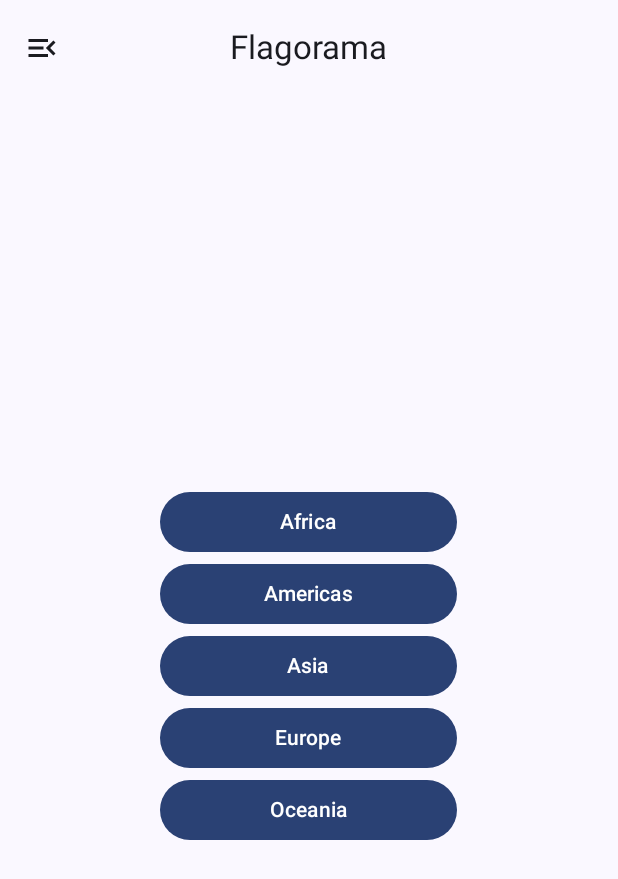
After one commit to TonyGuyot/flagorama-reforged-app, an Android app built with Jetpack Compose: the composable CompactUi shown on its own in the app's theme, on a phone screen of 412 x 824 dp. The commit adds this screen. Shown: the top 879 px of the screen. Run offline under Robolectric (Android 15) with nearby library versions, the phone set to English and light mode, and no system bars.

Commit message:
Add navigation

```diff
--- /dev/null
+++ b/app/src/main/kotlin/ui/CompactUi.kt
@@ -0,0 +1,147 @@
+/*
+ * Copyright (C) 2021 Tony Guyot
+ *
+ * Licensed under the Apache License, Version 2.0 (the "License");
+ * you may not use this file except in compliance with the License.
+ * You may obtain a copy of the License at
+ *
+ *      http://www.apache.org/licenses/LICENSE-2.0
+ *
+ * Unless required by applicable law or agreed to in writing, software
+ * distributed under the License is distributed on an "AS IS" BASIS,
+ * WITHOUT WARRANTIES OR CONDITIONS OF ANY KIND, either express or implied.
+ * See the License for the specific language governing permissions and
+ * limitations under the License.
+ */
+package io.github.tonyguyot.flagorama.ui
+
+import androidx.compose.foundation.background
+import androidx.compose.foundation.layout.*
+import androidx.compose.material.icons.Icons
+import androidx.compose.material.icons.filled.Cloud
+import androidx.compose.material.icons.filled.Favorite
+import androidx.compose.material.icons.filled.Menu
+import androidx.compose.material3.*
+import androidx.compose.runtime.Composable
+import androidx.compose.runtime.rememberCoroutineScope
+import androidx.compose.ui.Alignment
+import androidx.compose.ui.Modifier
+import androidx.compose.ui.graphics.Color
+import androidx.compose.ui.graphics.vector.ImageVector
+import androidx.compose.ui.res.stringResource
+import androidx.compose.ui.unit.dp
+import androidx.navigation.NavHostController
+import io.github.tonyguyot.flagorama.R
+import kotlinx.coroutines.launch
+
+@OptIn(ExperimentalMaterial3Api::class)
+@Composable
+fun CompactUi(navController: NavHostController) {
+    val drawerState = rememberDrawerState(initialValue = DrawerValue.Closed)
+    val scope = rememberCoroutineScope()
+
+    ModalNavigationDrawer(
+        drawerState = drawerState,
+        drawerContent = {
+            NavigationDrawerPanel(
+                selectedMenuOption = NavMenuOption.GLOBAL,
+                onDrawerClick = { scope.launch { drawerState.close() } }
+            )
+        }
+    ) {
+        MainContent(
+            navController = navController,
+            onDrawerClick = { scope.launch { drawerState.open() } }
+        )
+    }
+}
+
+@Composable
+fun NavigationDrawerPanel(
+    selectedMenuOption: NavMenuOption,
+    modifier: Modifier = Modifier,
+    onDrawerClick: () -> Unit = {},
+    onOptionClick: (NavMenuOption) -> Unit = {}
+) {
+    Column(
+        modifier = modifier
+            .wrapContentWidth()
+            .fillMaxHeight()
+            .background(MaterialTheme.colorScheme.inverseOnSurface)
+            .padding(24.dp)
+    ) {
+        NavigationDrawerPanelTitle(modifier, onDrawerClick)
+        NavigationDrawerPanelItem(
+            selected = selectedMenuOption == NavMenuOption.GLOBAL,
+            text = stringResource(id = R.string.menu_global),
+            icon = Icons.Default.Cloud,
+            onClick = { onOptionClick(NavMenuOption.GLOBAL) }
+        )
+        NavigationDrawerPanelItem(
+            selected = selectedMenuOption == NavMenuOption.FAVORITES,
+            text = stringResource(id = R.string.menu_favorites),
+            icon = Icons.Default.Favorite,
+            onClick = { onOptionClick(NavMenuOption.FAVORITES) }
+        )
+    }
+}
+
+@Composable
+fun NavigationDrawerPanelTitle(
+    modifier: Modifier = Modifier,
+    onDrawerClick: () -> Unit
+) {
+    Row(
+        modifier = modifier
+            .fillMaxWidth()
+            .padding(16.dp),
+        horizontalArrangement = Arrangement.SpaceBetween,
+        verticalAlignment = Alignment.CenterVertically
+    ) {
+        Text(
+            text = stringResource(id = R.string.app_name).uppercase(),
+            style = MaterialTheme.typography.titleMedium,
+            color = MaterialTheme.colorScheme.primary
+        )
+        IconButton(onClick = onDrawerClick) {
+            Icon(
+                imageVector = Icons.Default.Menu,
+                contentDescription = stringResource(id = R.string.navigation_drawer)
+            )
+        }
+    }
+}
+
+@OptIn(ExperimentalMaterial3Api::class)
+@Composable
+fun NavigationDrawerPanelItem(
+    selected: Boolean,
+    text: String,
+    icon: ImageVector,
+    onClick: () -> Unit
+) {
+    NavigationDrawerItem(
+        selected = selected,
+        label = { Text(text = text, modifier = Modifier.padding(horizontal = 16.dp)) },
+        icon = { Icon(imageVector = icon, contentDescription = text) },
+        colors = NavigationDrawerItemDefaults.colors(unselectedContainerColor = Color.Transparent),
+        onClick = onClick
+    )
+}
+
+enum class NavMenuOption {
+    GLOBAL, FAVORITES
+}
+
+@Composable
+fun MainContent(
+    navController: NavHostController,
+    onDrawerClick: () -> Unit
+) {
+    Surface(
+        modifier = Modifier.fillMaxSize(),
+        color = MaterialTheme.colorScheme.background
+    ) {
+        FlagoramaNavHost(navController = navController, onDrawerClick = onDrawerClick)
+    }
+}
--- a/app/src/main/kotlin/ui/Navigation.kt
+++ b/app/src/main/kotlin/ui/Navigation.kt
@@ -24,11 +24,14 @@ import io.github.tonyguyot.flagorama.ui.screens.CountryListScreen
 import io.github.tonyguyot.flagorama.ui.screens.HomeScreen
 
 @Composable
-fun FlagoramaNavHost(navController: NavHostController) {
+fun FlagoramaNavHost(
+    navController: NavHostController,
+    onDrawerClick: () -> Unit
+) {
     NavHost(navController = navController, startDestination = "home") {
         // Top level destinations
         composable("home") {
-            HomeScreen { continent ->
+            HomeScreen(onDrawerClick = onDrawerClick) { continent ->
                 navController.navigate("countries/${continent.key}")
             }
         }
--- a/app/src/main/kotlin/ui/screens/HomeScreen.kt
+++ b/app/src/main/kotlin/ui/screens/HomeScreen.kt
@@ -18,6 +18,8 @@ package io.github.tonyguyot.flagorama.ui.screens
 import androidx.compose.foundation.layout.*
 import androidx.compose.foundation.lazy.LazyColumn
 import androidx.compose.foundation.lazy.items
+import androidx.compose.material.icons.Icons
+import androidx.compose.material.icons.filled.MenuOpen
 import androidx.compose.material3.*
 import androidx.compose.runtime.Composable
 import androidx.compose.ui.Alignment
@@ -34,11 +36,12 @@ import io.github.tonyguyot.flagorama.ui.theme.FlagoramaTheme
 @Composable
 fun HomeScreen(
     modifier: Modifier = Modifier,
-    onClick: (Continent) -> Unit
+    onDrawerClick: () -> Unit,
+    onClick: (Continent) -> Unit,
 ) {
     Scaffold(
         modifier = modifier.fillMaxSize(),
-        topBar = { HomeTopAppBar() }
+        topBar = { HomeTopAppBar(onDrawerClick) }
     ) { paddingValues ->
         ContinentList(modifier = Modifier.padding(paddingValues), onClick = onClick)
     }
@@ -46,9 +49,19 @@ fun HomeScreen(
 
 @OptIn(ExperimentalMaterial3Api::class)
 @Composable
-fun HomeTopAppBar() {
+fun HomeTopAppBar(onNavigationClick: () -> Unit) {
     CenterAlignedTopAppBar(
-        title = { Text(stringResource(id = R.string.app_name)) }
+        title = { Text(stringResource(id = R.string.app_name)) },
+        navigationIcon = {
+            IconButton(
+                onClick = onNavigationClick
+            ) {
+                Icon(
+                    imageVector = Icons.Default.MenuOpen,
+                    contentDescription = stringResource(id = R.string.navigation_drawer)
+                )
+            }
+        }
     )
 }
 
@@ -86,6 +99,6 @@ fun ContinentList(
 @Composable
 private fun DefaultPreview() {
     FlagoramaTheme {
-        HomeScreen { }
+        HomeScreen(onDrawerClick = { }) { }
     }
 }
--- a/app/src/main/res/values/strings.xml
+++ b/app/src/main/res/values/strings.xml
@@ -1,13 +1,18 @@
 <resources>
     <string name="app_name">Flagorama</string>
 
-    <!-- Strings for the home screen -->
+    <!-- Navigation menu -->
+    <string name="menu_global">Global</string>
+    <string name="menu_favorites">Favorites</string>
+
+    <!-- Home screen -->
     <string name="africa">Africa</string>
     <string name="americas">Americas</string>
     <string name="asia">Asia</string>
     <string name="europe">Europe</string>
     <string name="oceania">Oceania</string>
 
-    <!-- Strings for accessibility -->
+    <!-- Accessibility -->
+    <string name="navigation_drawer">Navigation drawer</string>
     <string name="flag_description">Flag of %s</string>
 </resources>
```
Also changed, not shown: app/build.gradle (+15 -14 lines), app/src/main/kotlin/MainActivity.kt (+7 -12 lines), app/src/main/kotlin/ui/MainUi.kt (added, +31 -0 lines), build.gradle (+4 -4 lines).
